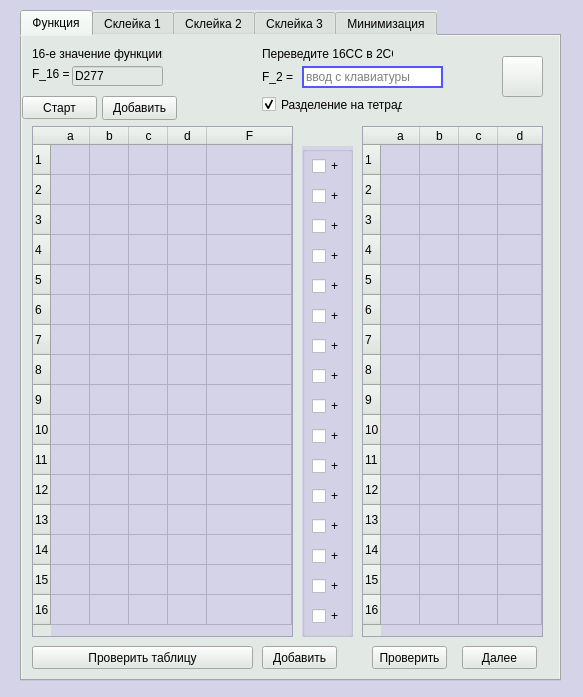
AlexeyAleksandrov/minimizaciyaMetodomKvainaMacClassky, file mainwindow.ui: the form before one commit.
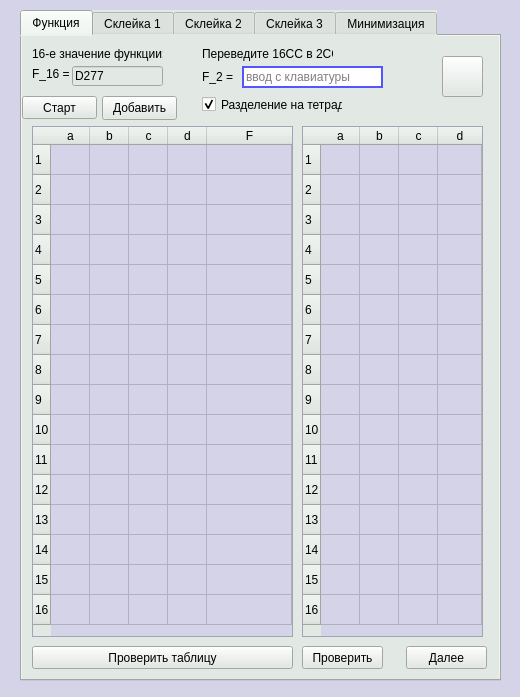
The form after the commit. The open tabs and pages were chosen to show the change. Icons and pictures are not drawn.

Patch:
```diff
--- a/mainwindow.ui
+++ b/mainwindow.ui
@@ -6,7 +6,7 @@
    <rect>
     <x>0</x>
     <y>0</y>
-    <width>583</width>
+    <width>520</width>
     <height>697</height>
    </rect>
   </property>
@@ -56,7 +56,7 @@
      <rect>
       <x>20</x>
       <y>10</y>
-      <width>541</width>
+      <width>481</width>
       <height>671</height>
      </rect>
     </property>
@@ -142,7 +142,7 @@
      <widget class="QLineEdit" name="lineEdit_func_2">
       <property name="geometry">
        <rect>
-        <x>280</x>
+        <x>220</x>
         <y>30</y>
         <width>141</width>
         <height>22</height>
@@ -167,7 +167,7 @@
      <widget class="QLabel" name="label_5">
       <property name="geometry">
        <rect>
-        <x>240</x>
+        <x>180</x>
         <y>30</y>
         <width>31</width>
         <height>21</height>
@@ -377,7 +377,7 @@
        <rect>
         <x>10</x>
         <y>610</y>
-        <width>221</width>
+        <width>261</width>
         <height>23</height>
        </rect>
       </property>
@@ -385,25 +385,12 @@
        <string>Проверить таблицу</string>
       </property>
      </widget>
-     <widget class="QPushButton" name="pushButton_tot_add">
-      <property name="geometry">
-       <rect>
-        <x>240</x>
-        <y>610</y>
-        <width>75</width>
-        <height>23</height>
-       </rect>
-      </property>
-      <property name="text">
-       <string>Добавить</string>
-      </property>
-     </widget>
      <widget class="QPushButton" name="pushButton_nextStep_tot">
       <property name="geometry">
        <rect>
-        <x>440</x>
+        <x>384</x>
         <y>610</y>
-        <width>75</width>
+        <width>81</width>
         <height>23</height>
        </rect>
       </property>
@@ -414,7 +401,7 @@
      <widget class="QTableWidget" name="tableWidget_one_only_editing">
       <property name="geometry">
        <rect>
-        <x>340</x>
+        <x>280</x>
         <y>90</y>
         <width>181</width>
         <height>511</height>
@@ -536,9 +523,9 @@
      <widget class="QPushButton" name="pushButton_proverka_oneOnly">
       <property name="geometry">
        <rect>
-        <x>350</x>
+        <x>280</x>
         <y>610</y>
-        <width>75</width>
+        <width>81</width>
         <height>23</height>
        </rect>
       </property>
@@ -549,7 +536,7 @@
      <widget class="QCheckBox" name="checkBox_spiltToTetrads">
       <property name="geometry">
        <rect>
-        <x>240</x>
+        <x>180</x>
         <y>60</y>
         <width>141</width>
         <height>17</height>
@@ -568,7 +555,7 @@
      <widget class="QLabel" name="label_3">
       <property name="geometry">
        <rect>
-        <x>240</x>
+        <x>180</x>
         <y>10</y>
         <width>131</width>
         <height>16</height>
@@ -591,234 +578,10 @@
        <string>16-е значение функции:</string>
       </property>
      </widget>
-     <widget class="QGroupBox" name="groupBox">
-      <property name="geometry">
-       <rect>
-        <x>280</x>
-        <y>110</y>
-        <width>51</width>
-        <height>491</height>
-       </rect>
-      </property>
-      <property name="styleSheet">
-       <string notr="true"/>
-      </property>
-      <property name="title">
-       <string/>
-      </property>
-      <widget class="QCheckBox" name="checkBox_tot_15">
-       <property name="geometry">
-        <rect>
-         <x>10</x>
-         <y>460</y>
-         <width>31</width>
-         <height>20</height>
-        </rect>
-       </property>
-       <property name="text">
-        <string>+</string>
-       </property>
-      </widget>
-      <widget class="QCheckBox" name="checkBox_tot_9">
-       <property name="geometry">
-        <rect>
-         <x>10</x>
-         <y>280</y>
-         <width>31</width>
-         <height>20</height>
-        </rect>
-       </property>
-       <property name="text">
-        <string>+</string>
-       </property>
-      </widget>
-      <widget class="QCheckBox" name="checkBox_tot_13">
-       <property name="geometry">
-        <rect>
-         <x>10</x>
-         <y>400</y>
-         <width>31</width>
-         <height>20</height>
-        </rect>
-       </property>
-       <property name="text">
-        <string>+</string>
-       </property>
-      </widget>
-      <widget class="QCheckBox" name="checkBox_tot_4">
-       <property name="geometry">
-        <rect>
-         <x>10</x>
-         <y>130</y>
-         <width>31</width>
-         <height>20</height>
-        </rect>
-       </property>
-       <property name="text">
-        <string>+</string>
-       </property>
-      </widget>
-      <widget class="QCheckBox" name="checkBox_tot_0">
-       <property name="geometry">
-        <rect>
-         <x>10</x>
-         <y>10</y>
-         <width>31</width>
-         <height>20</height>
-        </rect>
-       </property>
-       <property name="text">
-        <string>+</string>
-       </property>
-      </widget>
-      <widget class="QCheckBox" name="checkBox_tot_10">
-       <property name="geometry">
-        <rect>
-         <x>10</x>
-         <y>310</y>
-         <width>31</width>
-         <height>20</height>
-        </rect>
-       </property>
-       <property name="text">
-        <string>+</string>
-       </property>
-      </widget>
-      <widget class="QCheckBox" name="checkBox_tot_6">
-       <property name="geometry">
-        <rect>
-         <x>10</x>
-         <y>190</y>
-         <width>31</width>
-         <height>20</height>
-        </rect>
-       </property>
-       <property name="text">
-        <string>+</string>
-       </property>
-      </widget>
-      <widget class="QCheckBox" name="checkBox_tot_12">
-       <property name="geometry">
-        <rect>
-         <x>10</x>
-         <y>370</y>
-         <width>31</width>
-         <height>20</height>
-        </rect>
-       </property>
-       <property name="text">
-        <string>+</string>
-       </property>
-      </widget>
-      <widget class="QCheckBox" name="checkBox_tot_14">
-       <property name="geometry">
-        <rect>
-         <x>10</x>
-         <y>430</y>
-         <width>31</width>
-         <height>20</height>
-        </rect>
-       </property>
-       <property name="text">
-        <string>+</string>
-       </property>
-      </widget>
-      <widget class="QCheckBox" name="checkBox_tot_2">
-       <property name="geometry">
-        <rect>
-         <x>10</x>
-         <y>70</y>
-         <width>31</width>
-         <height>20</height>
-        </rect>
-       </property>
-       <property name="text">
-        <string>+</string>
-       </property>
-      </widget>
-      <widget class="QCheckBox" name="checkBox_tot_1">
-       <property name="geometry">
-        <rect>
-         <x>10</x>
-         <y>40</y>
-         <width>31</width>
-         <height>20</height>
-        </rect>
-       </property>
-       <property name="text">
-        <string>+</string>
-       </property>
-      </widget>
-      <widget class="QCheckBox" name="checkBox_tot_7">
-       <property name="geometry">
-        <rect>
-         <x>10</x>
-         <y>220</y>
-         <width>31</width>
-         <height>20</height>
-        </rect>
-       </property>
-       <property name="text">
-        <string>+</string>
-       </property>
-      </widget>
-      <widget class="QCheckBox" name="checkBox_tot_5">
-       <property name="geometry">
-        <rect>
-         <x>10</x>
-         <y>160</y>
-         <width>31</width>
-         <height>20</height>
-        </rect>
-       </property>
-       <property name="text">
-        <string>+</string>
-       </property>
-      </widget>
-      <widget class="QCheckBox" name="checkBox_tot_8">
-       <property name="geometry">
-        <rect>
-         <x>10</x>
-         <y>250</y>
-         <width>31</width>
-         <height>20</height>
-        </rect>
-       </property>
-       <property name="text">
-        <string>+</string>
-       </property>
-      </widget>
-      <widget class="QCheckBox" name="checkBox_tot_3">
-       <property name="geometry">
-        <rect>
-         <x>10</x>
-         <y>100</y>
-         <width>31</width>
-         <height>20</height>
-        </rect>
-       </property>
-       <property name="text">
-        <string>+</string>
-       </property>
-      </widget>
-      <widget class="QCheckBox" name="checkBox_tot_11">
-       <property name="geometry">
-        <rect>
-         <x>10</x>
-         <y>340</y>
-         <width>31</width>
-         <height>20</height>
-        </rect>
-       </property>
-       <property name="text">
-        <string>+</string>
-       </property>
-      </widget>
-     </widget>
      <widget class="QPushButton" name="pushButton_help_1">
       <property name="geometry">
        <rect>
-        <x>480</x>
+        <x>420</x>
         <y>20</y>
         <width>41</width>
         <height>41</height>
```
Left out of the diff: 70 changed lines with no effect on the pictures.
